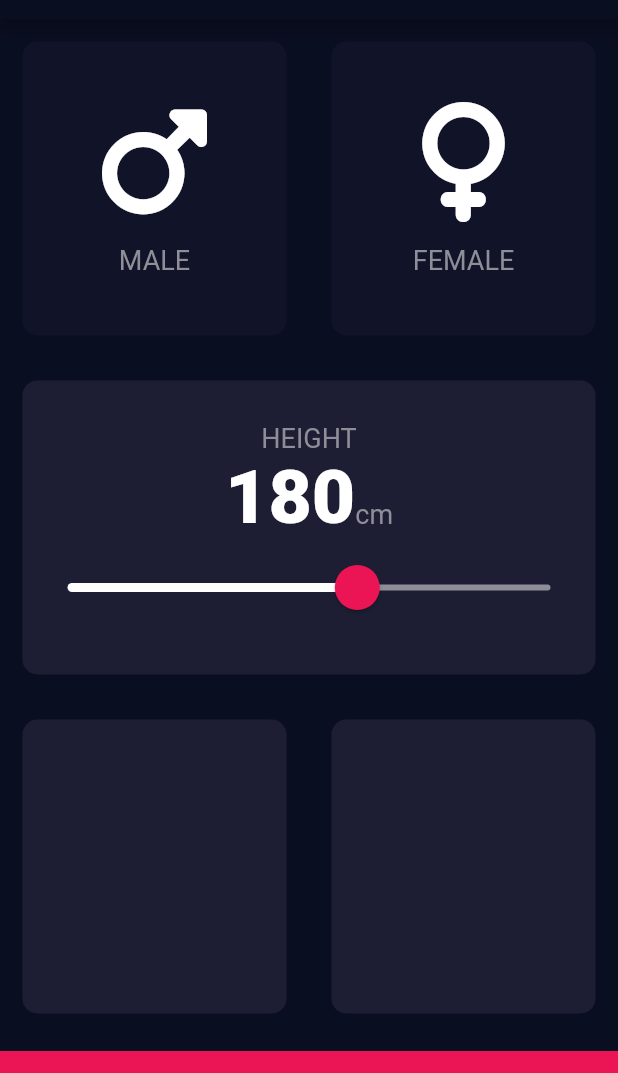
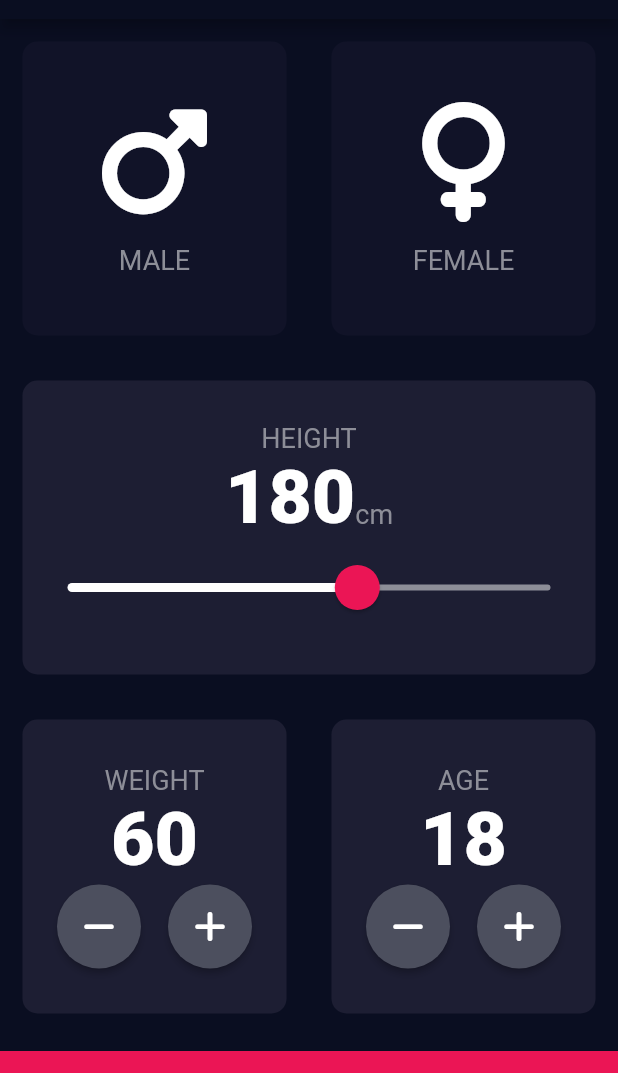
Before and after one commit to SKesek/BMI_calculator, a Flutter app: the screen it shows after launch, on a phone screen of 412 x 824 dp, the part 65-1138 px from its top. Run offline on Flutter 3.47's test engine with Material 2 defaults, Android fonts, the phone set to English and light mode, and no system bars; our stand-ins replace font_awesome_flutter.

Commit message:
Uzupełnienie kafelków
Dodanie wieku i wagi

```diff
--- a/lib/input_page.dart
+++ b/lib/input_page.dart
@@ -16,6 +16,8 @@ class InputPage extends StatefulWidget {
 class _InputPageState extends State<InputPage> {
   Gender? selectedGender;
   int height = 180;
+  int weight = 60;
+  int age = 18;
 
   @override
   Widget build(BuildContext context) {
@@ -93,11 +95,13 @@ class _InputPageState extends State<InputPage> {
                   SliderTheme(
                     data: SliderTheme.of(context).copyWith(
                       activeTrackColor: Colors.white,
-                      inactiveTrackColor: Color(0xFF8D8E98),
-                      thumbColor: Color(0XFFEB1555),
-                      thumbShape: RoundSliderThumbShape(enabledThumbRadius: 15),
-                      overlayShape: RoundSliderOverlayShape(overlayRadius: 30),
-                      overlayColor: Color(0X29EB1555),
+                      inactiveTrackColor: const Color(0xFF8D8E98),
+                      thumbColor: const Color(0XFFEB1555),
+                      thumbShape:
+                          const RoundSliderThumbShape(enabledThumbRadius: 15),
+                      overlayShape:
+                          const RoundSliderOverlayShape(overlayRadius: 30),
+                      overlayColor: const Color(0X29EB1555),
                     ),
                     child: Slider(
                       value: height.toDouble(),
@@ -120,13 +124,101 @@ class _InputPageState extends State<InputPage> {
                 Expanded(
                   child: ReusableCode(
                     color: kActiveCardColor,
-                    cardChild: Container(),
+                    cardChild: Column(
+                      mainAxisAlignment: MainAxisAlignment.center,
+                      children: [
+                        const Text(
+                          'WEIGHT',
+                          style: kLabelTextStyle,
+                        ),
+                        Text(
+                          weight.toString(),
+                          style: kNumberTextStyle,
+                        ),
+                        Row(
+                          mainAxisAlignment: MainAxisAlignment.center,
+                          children: [
+                            ElevatedButton(
+                              style: ElevatedButton.styleFrom(
+                                  backgroundColor: const Color(0xFF4C4F5E),
+                                  shape: const CircleBorder(),
+                                  fixedSize: const Size(56, 56)),
+                              onPressed: () {
+                                setState(() {
+                                  weight--;
+                                });
+                              },
+                              child: const Icon(FontAwesomeIcons.minus),
+                            ),
+                            const SizedBox(
+                              width: 10,
+                            ),
+                            ElevatedButton(
+                              style: ElevatedButton.styleFrom(
+                                  backgroundColor: const Color(0xFF4C4F5E),
+                                  shape: const CircleBorder(),
+                                  fixedSize: const Size(56, 56)),
+                              onPressed: () {
+                                setState(() {
+                                  weight++;
+                                });
+                              },
+                              child: const Icon(FontAwesomeIcons.plus),
+                            ),
+                          ],
+                        )
+                      ],
+                    ),
                   ),
                 ),
                 Expanded(
                   child: ReusableCode(
                     color: kActiveCardColor,
-                    cardChild: Container(),
+                    cardChild: Column(
+                      mainAxisAlignment: MainAxisAlignment.center,
+                      children: [
+                        const Text(
+                          'AGE',
+                          style: kLabelTextStyle,
+                        ),
+                        Text(
+                          age.toString(),
+                          style: kNumberTextStyle,
+                        ),
+                        Row(
+                          mainAxisAlignment: MainAxisAlignment.center,
+                          children: [
+                            ElevatedButton(
+                              style: ElevatedButton.styleFrom(
+                                  backgroundColor: const Color(0xFF4C4F5E),
+                                  shape: const CircleBorder(),
+                                  fixedSize: const Size(56, 56)),
+                              onPressed: () {
+                                setState(() {
+                                  age--;
+                                });
+                              },
+                              child: const Icon(FontAwesomeIcons.minus),
+                            ),
+                            const SizedBox(
+                              width: 10,
+                            ),
+                            ElevatedButton(
+                              style: ElevatedButton.styleFrom(
+                                  backgroundColor: const Color(0xFF4C4F5E),
+                                  shape: const CircleBorder(),
+                                  fixedSize: const Size(56, 56)),
+                              onPressed: () {
+                                setState(() {
+                                  age++;
+                                });
+                              },
+                              child: const Icon(FontAwesomeIcons.plus),
+                            ),
+                          ],
+                        )
+                      ],
+                    ),
                   ),
                 ),
               ],
@@ -143,3 +235,21 @@ class _InputPageState extends State<InputPage> {
     );
   }
 }
+
+// class RoundIconButton extends StatelessWidget {
+//   const RoundIconButton({Key? key, required this.icon, required this.onPressed})
+//       : super(key: key);
+//
+//   final IconData icon;
+//   final Function onPressed;
+//   @override
+//   Widget build(BuildContext context) {
+//     return RawMaterialButton(
+//       onPressed: onPressed(),
+//       constraints: const BoxConstraints.tightFor(width: 56, height: 56),
+//       shape: const CircleBorder(),
+//       fillColor: const Color(0xFF4C4F5E),
+//       child: Icon(icon),
+//     );
+//   }
+// }
--- a/lib/main.dart
+++ b/lib/main.dart
@@ -13,9 +13,9 @@ class MyApp extends StatelessWidget {
     return MaterialApp(
       debugShowCheckedModeBanner: false,
       theme: ThemeData.dark().copyWith(
-        scaffoldBackgroundColor: Color(0xFF0A0E21),
+        scaffoldBackgroundColor: const Color(0xFF0A0E21),
         colorScheme: ColorScheme.fromSwatch().copyWith(
-          primary: Color(0xFF0A0E21),
+          primary: const Color(0xFF0A0E21),
         ),
       ),
       home: const InputPage(),
--- a/lib/reusable_card.dart
+++ b/lib/reusable_card.dart
@@ -1,7 +1,7 @@
 import 'package:flutter/material.dart';
 
 class ReusableCode extends StatelessWidget {
-  ReusableCode({required this.color, required this.cardChild});
+  const ReusableCode({super.key, required this.color, required this.cardChild});
 
   final Color color;
   final Widget cardChild;
```
